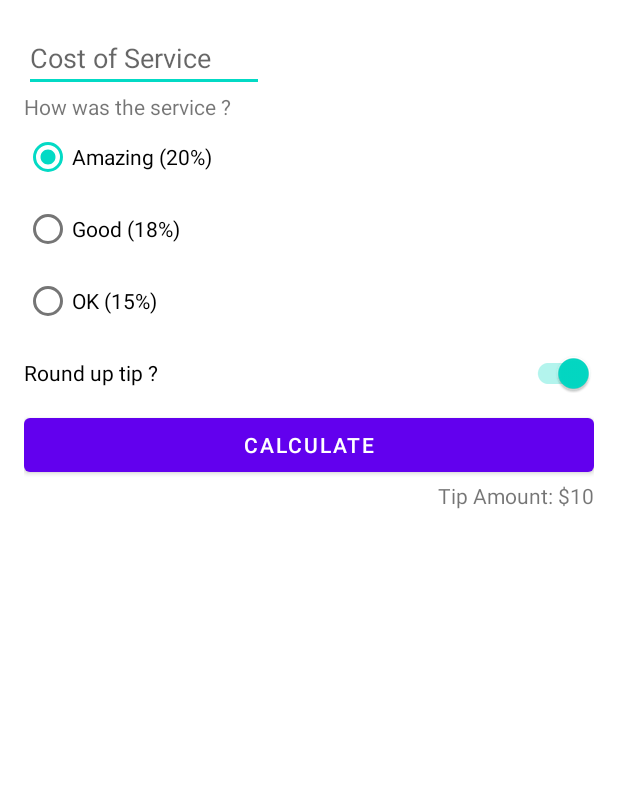
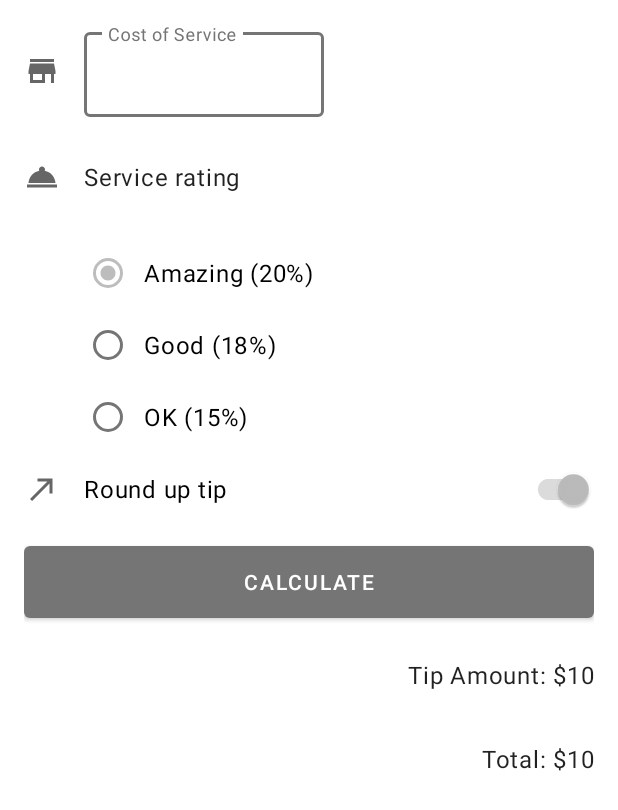
Before and after one commit to macdonaldo/Tipsy, an Android app: the layout activity_main.xml on its own in the app's theme, with its tools: preview values and no code run, on a phone screen of 412 x 824 dp. Shown: the top 810 px of the screen. Run offline under Robolectric (Android 15) with nearby library versions, the phone set to English and light mode, and no system bars.

Commit message:
Polished the app UI

```diff
--- a/app/build.gradle
+++ b/app/build.gradle
@@ -14,6 +14,7 @@ android {
         versionName "1.0"
 
         testInstrumentationRunner "androidx.test.runner.AndroidJUnitRunner"
+        vectorDrawables.useSupportLibrary = true
     }
 
     buildTypes {
--- a/app/src/main/java/com/example/tipsy/MainActivity.kt
+++ b/app/src/main/java/com/example/tipsy/MainActivity.kt
@@ -1,10 +1,15 @@
 package com.example.tipsy
 
+import android.content.Context
 import android.os.Bundle
+import android.view.KeyEvent
+import android.view.View
+import android.view.inputmethod.InputMethodManager
 import androidx.appcompat.app.AppCompatActivity
 import com.example.tipsy.databinding.ActivityMainBinding
 import java.text.NumberFormat
 import kotlin.math.ceil
+import kotlin.math.cos
 
 class MainActivity : AppCompatActivity() {
     private lateinit var binding: ActivityMainBinding
@@ -13,13 +18,16 @@ class MainActivity : AppCompatActivity() {
         super.onCreate(savedInstanceState)
         binding = ActivityMainBinding.inflate(layoutInflater)
         setContentView(binding.root)
+
         binding.calculateButton.setOnClickListener { calculateTip() }
+        binding.costOfServiceEditText.setOnKeyListener { view, keyCode, _ -> handleKeyEvent(view, keyCode) }
     }
 
     private fun calculateTip() {
-        val cost = binding.costOfService.text.toString().toDoubleOrNull()
+        val cost = binding.costOfServiceEditText.text.toString().toDoubleOrNull()
         if (cost == null) {
             displayTip(0.0)
+            displayTotal(0.0)
             return
         }
         val tipPercent = when (binding.tipOptions.checkedRadioButtonId) {
@@ -32,10 +40,27 @@ class MainActivity : AppCompatActivity() {
             else -> cost * tipPercent
         }
         displayTip(tip)
+        displayTotal(tip)
     }
 
     private fun displayTip(tip: Double) {
         val formattedTip = NumberFormat.getCurrencyInstance().format(tip)
         binding.tipAmount.text = getString(R.string.tip_amount, formattedTip)
     }
+
+    private fun displayTotal(tip: Double) {
+        val cost = binding.costOfServiceEditText.text.toString().toDoubleOrNull() ?: 0.0
+        val formattedTotal = NumberFormat.getCurrencyInstance().format(tip + cost)
+        binding.totalAmount.text = getString(R.string.total_amount, formattedTotal)
+    }
+
+    private fun handleKeyEvent(view: View, keyCode: Int): Boolean {
+        if (keyCode == KeyEvent.KEYCODE_ENTER) {
+            // Hide the keyboard
+            val inputMethodManager = getSystemService(Context.INPUT_METHOD_SERVICE) as InputMethodManager
+            inputMethodManager.hideSoftInputFromWindow(view.windowToken, 0)
+            return true
+        }
+        return false
+    }
 }
--- /dev/null
+++ b/app/src/main/res/drawable/ic_round_up.xml
@@ -0,0 +1,10 @@
+<vector xmlns:android="http://schemas.android.com/apk/res/android"
+    android:width="24dp"
+    android:height="24dp"
+    android:viewportWidth="24"
+    android:viewportHeight="24"
+    android:tint="?attr/colorControlNormal">
+  <path
+      android:fillColor="@android:color/white"
+      android:pathData="M9,5v2h6.59L4,18.59 5.41,20 17,8.41V15h2V5z"/>
+</vector>
--- /dev/null
+++ b/app/src/main/res/drawable/ic_service.xml
@@ -0,0 +1,10 @@
+<vector xmlns:android="http://schemas.android.com/apk/res/android"
+    android:width="24dp"
+    android:height="24dp"
+    android:viewportWidth="24"
+    android:viewportHeight="24"
+    android:tint="?attr/colorControlNormal">
+  <path
+      android:fillColor="@android:color/white"
+      android:pathData="M2,17h20v2L2,19zM13.84,7.79c0.1,-0.24 0.16,-0.51 0.16,-0.79 0,-1.1 -0.9,-2 -2,-2s-2,0.9 -2,2c0,0.28 0.06,0.55 0.16,0.79C6.25,8.6 3.27,11.93 3,16h18c-0.27,-4.07 -3.25,-7.4 -7.16,-8.21z"/>
+</vector>
--- /dev/null
+++ b/app/src/main/res/drawable/ic_store.xml
@@ -0,0 +1,10 @@
+<vector xmlns:android="http://schemas.android.com/apk/res/android"
+    android:width="24dp"
+    android:height="24dp"
+    android:viewportWidth="24"
+    android:viewportHeight="24"
+    android:tint="?attr/colorControlNormal">
+  <path
+      android:fillColor="@android:color/white"
+      android:pathData="M20,4L4,4v2h16L20,4zM21,14v-2l-1,-5L4,7l-1,5v2h1v6h10v-6h4v6h2v-6h1zM12,18L6,18v-4h6v4z"/>
+</vector>
--- a/app/src/main/res/layout/activity_main.xml
+++ b/app/src/main/res/layout/activity_main.xml
@@ -1,37 +1,72 @@
 <?xml version="1.0" encoding="utf-8"?>
-<androidx.constraintlayout.widget.ConstraintLayout xmlns:android="http://schemas.android.com/apk/res/android"
+<ScrollView
+    xmlns:android="http://schemas.android.com/apk/res/android"
     xmlns:app="http://schemas.android.com/apk/res-auto"
     xmlns:tools="http://schemas.android.com/tools"
     android:layout_width="match_parent"
-    android:layout_height="match_parent"
+    android:layout_height="match_parent">
+
+    <androidx.constraintlayout.widget.ConstraintLayout
+        android:layout_width="match_parent"
+        android:layout_height="wrap_content"
         android:padding="16dp"
         tools:context=".MainActivity">
 
-    <EditText
+        <ImageView
+            android:id="@+id/icon_cost_of_service"
+            android:layout_width="wrap_content"
+            android:layout_height="wrap_content"
+            android:importantForAccessibility="no"
+            app:layout_constraintBottom_toBottomOf="@id/cost_of_service"
+            app:layout_constraintStart_toStartOf="parent"
+            app:layout_constraintTop_toTopOf="@+id/cost_of_service"
+            app:srcCompat="@drawable/ic_store" />
+
+        <com.google.android.material.textfield.TextInputLayout
             android:id="@+id/cost_of_service"
             android:layout_width="160dp"
             android:layout_height="wrap_content"
+            android:layout_marginStart="16dp"
             android:hint="@string/cost_of_service"
-        android:importantForAutofill="no"
-        android:inputType="numberDecimal"
+            app:layout_constraintStart_toEndOf="@id/icon_cost_of_service"
+            app:layout_constraintTop_toTopOf="parent">
+
+            <com.google.android.material.textfield.TextInputEditText
+                android:id="@+id/cost_of_service_edit_text"
+                android:layout_width="match_parent"
+                android:layout_height="wrap_content"
+                android:inputType="numberDecimal" />
+
+        </com.google.android.material.textfield.TextInputLayout>
+
+        <ImageView
+            android:id="@+id/icon_service_question"
+            android:layout_width="wrap_content"
+            android:layout_height="wrap_content"
+            android:importantForAccessibility="no"
+            app:layout_constraintBottom_toBottomOf="@id/service_question"
             app:layout_constraintStart_toStartOf="parent"
-        app:layout_constraintTop_toTopOf="parent" />
+            app:layout_constraintTop_toTopOf="@+id/service_question"
+            app:srcCompat="@drawable/ic_service" />
 
         <TextView
             android:id="@+id/service_question"
             android:layout_width="wrap_content"
             android:layout_height="wrap_content"
+            android:layout_marginTop="16dp"
             android:text="@string/how_was_the_service"
-        app:layout_constraintStart_toStartOf="parent"
+            style="@style/Widget.Tipsy.TextView"
+            app:layout_constraintStart_toStartOf="@id/cost_of_service"
             app:layout_constraintTop_toBottomOf="@id/cost_of_service" />
 
         <RadioGroup
             android:id="@+id/tip_options"
             android:layout_width="wrap_content"
             android:layout_height="wrap_content"
+            android:layout_marginTop="16dp"
             android:checkedButton="@id/option_twenty_percent"
             android:orientation="vertical"
-        app:layout_constraintStart_toStartOf="parent"
+            app:layout_constraintStart_toStartOf="@id/service_question"
             app:layout_constraintTop_toBottomOf="@id/service_question">
 
             <RadioButton
@@ -53,31 +88,57 @@
                 android:text="@string/ok_service" />
         </RadioGroup>
 
-    <androidx.appcompat.widget.SwitchCompat
+
+        <ImageView
+            android:id="@+id/icon_round_up"
+            android:layout_width="wrap_content"
+            android:layout_height="wrap_content"
+            android:importantForAccessibility="no"
+            app:layout_constraintBottom_toBottomOf="@id/round_up_switch"
+            app:layout_constraintStart_toStartOf="parent"
+            app:layout_constraintTop_toTopOf="@+id/round_up_switch"
+            app:srcCompat="@drawable/ic_round_up" />
+
+        <com.google.android.material.switchmaterial.SwitchMaterial
             android:id="@+id/round_up_switch"
             android:layout_width="0dp"
             android:layout_height="wrap_content"
+            android:layout_marginStart="16dp"
             android:checked="true"
             android:text="@string/round_up_tip"
             app:layout_constraintEnd_toEndOf="parent"
-        app:layout_constraintStart_toStartOf="parent"
+            app:layout_constraintStart_toEndOf="@id/icon_round_up"
             app:layout_constraintTop_toBottomOf="@id/tip_options" />
 
         <Button
             android:id="@+id/calculate_button"
             android:layout_width="0dp"
-        android:layout_height="wrap_content"
+            android:layout_height="60dp"
+            android:layout_marginTop="8dp"
             android:text="@string/calculate"
             app:layout_constraintEnd_toEndOf="parent"
-        app:layout_constraintStart_toStartOf="parent"
+            app:layout_constraintStart_toStartOf="@id/icon_round_up"
             app:layout_constraintTop_toBottomOf="@id/round_up_switch" />
 
         <TextView
             android:id="@+id/tip_amount"
             android:layout_width="wrap_content"
             android:layout_height="wrap_content"
-        tools:text="Tip Amount: $10"
+            android:layout_marginTop="8dp"
+            style="@style/Widget.Tipsy.TextView"
             app:layout_constraintEnd_toEndOf="parent"
-        app:layout_constraintTop_toBottomOf="@id/calculate_button" />
+            app:layout_constraintTop_toBottomOf="@id/calculate_button"
+            tools:text="Tip Amount: $10" />
+
+        <TextView
+            android:id="@+id/total_amount"
+            android:layout_width="wrap_content"
+            android:layout_height="wrap_content"
+            android:layout_marginTop="8dp"
+            style="@style/Widget.Tipsy.TextView"
+            app:layout_constraintEnd_toEndOf="parent"
+            app:layout_constraintTop_toBottomOf="@id/tip_amount"
+            tools:text="Total: $10" />
 
     </androidx.constraintlayout.widget.ConstraintLayout>
+</ScrollView>
--- a/app/src/main/res/values-night/themes.xml
+++ b/app/src/main/res/values-night/themes.xml
@@ -11,6 +11,12 @@
         <item name="colorOnSecondary">@color/black</item>
         <!-- Status bar color. -->
         <item name="android:statusBarColor" tools:targetApi="l">?attr/colorPrimaryVariant</item>
-        <!-- Customize your theme here. -->
+
+        <!-- Text Input Fields -->
+        <item name="textInputStyle">@style/Widget.MaterialComponents.TextInputLayout.OutlinedBox</item>
+        <!-- Radio Buttons -->
+        <item name="radioButtonStyle">@style/Widget.Tipsy.CompoundButton.RadioButton</item>
+        <!-- Switches -->
+        <item name="switchStyle">@style/Widget.Tipsy.CompoundButton.Switch</item>
     </style>
 </resources>
--- a/app/src/main/res/values/colors.xml
+++ b/app/src/main/res/values/colors.xml
@@ -7,4 +7,14 @@
     <color name="teal_700">#FF018786</color>
     <color name="black">#FF000000</color>
     <color name="white">#FFFFFFFF</color>
+    <color name="yellow_500">#E4ED07</color>
+    <color name="yellow_500_light">#FFFF57</color>
+    <color name="yellow_500_dark">#AEBB00</color>
+    <color name="blue_700">#0F07EC</color>
+    <color name="blue_700_light">#6F42FF</color>
+    <color name="blue_700_dark">#0000B8</color>
+    <color name="grey_primary">#757575</color>
+    <color name="grey_secondary">#bdbdbd</color>
+    <color name="grey_primary_dark">#494949</color>
+    <color name="grey_secondary_dark">#8d8d8d</color>
 </resources>
--- a/app/src/main/res/values/strings.xml
+++ b/app/src/main/res/values/strings.xml
@@ -1,11 +1,12 @@
 <resources>
     <string name="app_name">Tipsy</string>
     <string name="cost_of_service">Cost of Service</string>
-    <string name="how_was_the_service">How was the service ?</string>
+    <string name="how_was_the_service">Service rating</string>
     <string name="good_service">Good (18%)</string>
     <string name="amazing_service">Amazing (20%)</string>
     <string name="ok_service">OK (15%)</string>
-    <string name="round_up_tip">Round up tip ?</string>
+    <string name="round_up_tip">Round up tip</string>
     <string name="calculate">Calculate</string>
-    <string name="tip_amount">Tip Amount: %s</string>
+    <string name="tip_amount">Tip: %s</string>
+    <string name="total_amount">Total: %s</string>
 </resources>
--- /dev/null
+++ b/app/src/main/res/values/styles.xml
@@ -0,0 +1,19 @@
+<?xml version="1.0" encoding="utf-8"?>
+<resources>
+    <style name="Widget.Tipsy.TextView" parent="Widget.MaterialComponents.TextView">
+        <item name="android:minHeight">48dp</item>
+        <item name="android:gravity">center_vertical</item>
+        <item name="android:textAppearance">?attr/textAppearanceBody1</item>
+    </style>
+    <style name="Widget.Tipsy.CompoundButton.Switch" parent="Widget.MaterialComponents.CompoundButton.Switch">
+        <item name="android:minHeight">48dp</item>
+        <item name="android:gravity">center_vertical</item>
+        <item name="android:textAppearance">?attr/textAppearanceBody1</item>
+    </style>
+    <style name="Widget.Tipsy.CompoundButton.RadioButton"
+        parent="Widget.MaterialComponents.CompoundButton.RadioButton">
+        <item name="android:paddingStart">8dp</item>
+        <item name="android:textAppearance">?attr/textAppearanceBody1</item>
+    </style>
+
+</resources>
--- a/app/src/main/res/values/themes.xml
+++ b/app/src/main/res/values/themes.xml
@@ -1,16 +1,22 @@
 <resources xmlns:tools="http://schemas.android.com/tools">
     <!-- Base application theme. -->
-    <style name="Theme.Tipsy" parent="Theme.MaterialComponents.DayNight.DarkActionBar">
+    <style name="Theme.Tipsy" parent="Theme.MaterialComponents.DayNight">
         <!-- Primary brand color. -->
-        <item name="colorPrimary">@color/purple_500</item>
-        <item name="colorPrimaryVariant">@color/purple_700</item>
+        <item name="colorPrimary">@color/grey_primary</item>
+        <item name="colorPrimaryVariant">@color/grey_primary_dark</item>
         <item name="colorOnPrimary">@color/white</item>
         <!-- Secondary brand color. -->
-        <item name="colorSecondary">@color/teal_200</item>
-        <item name="colorSecondaryVariant">@color/teal_700</item>
+        <item name="colorSecondary">@color/grey_secondary</item>
+        <item name="colorSecondaryVariant">@color/grey_secondary_dark</item>
         <item name="colorOnSecondary">@color/black</item>
         <!-- Status bar color. -->
         <item name="android:statusBarColor" tools:targetApi="l">?attr/colorPrimaryVariant</item>
-        <!-- Customize your theme here. -->
+
+        <!-- Text Input Fields -->
+        <item name="textInputStyle">@style/Widget.MaterialComponents.TextInputLayout.OutlinedBox</item>
+        <!-- Radio Buttons -->
+        <item name="radioButtonStyle">@style/Widget.Tipsy.CompoundButton.RadioButton</item>
+        <!-- Switches -->
+        <item name="switchStyle">@style/Widget.Tipsy.CompoundButton.Switch</item>
     </style>
 </resources>
```
Lines whose indentation alone changed are shown as unchanged.
